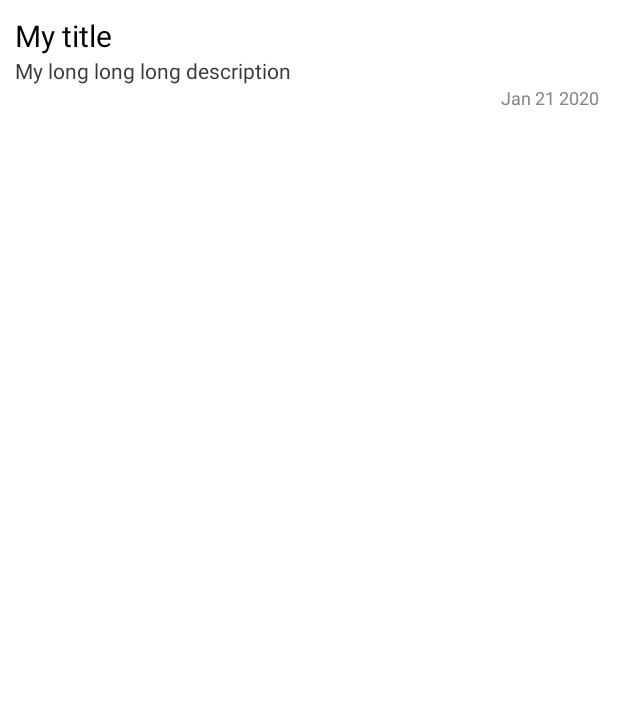
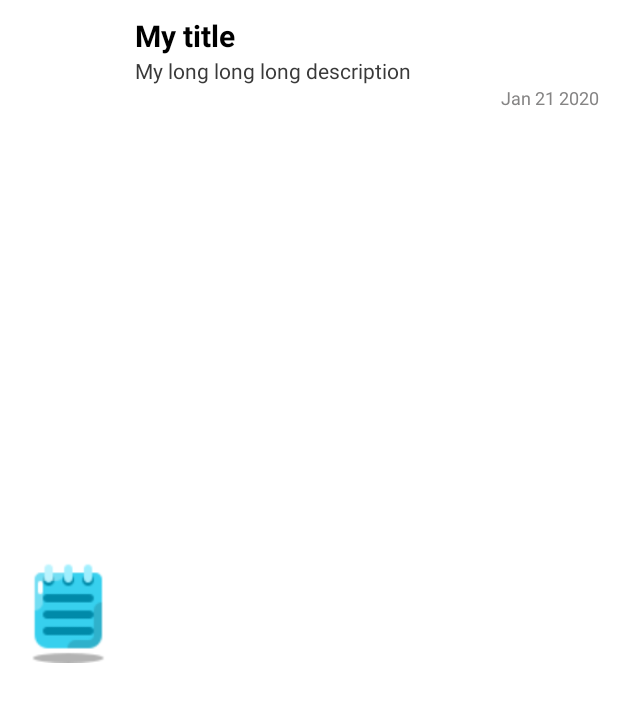
Before and after one commit to vishakhdesai/NotesApp, an Android app: the layout item_view.xml on its own in the app's theme, with its tools: preview values and no code run, on a phone screen of 412 x 824 dp. Shown: the top 702 px of the screen. Run offline under Robolectric (Android 15) with nearby library versions, the phone set to English and light mode, and no system bars.

Commit message:
Image added in item_view

```diff
--- a/app/src/main/res/layout/activity_main.xml
+++ b/app/src/main/res/layout/activity_main.xml
@@ -11,7 +11,7 @@
         android:id="@+id/searchView"
         android:layout_width="match_parent"
         android:layout_height="wrap_content"
-        android:layout_margin="8dp"
+        android:layout_marginBottom="20dp"
         android:layout_alignParentTop="true"
         android:queryHint="Search Notes..."
         android:background="@drawable/search_view_bg"
--- a/app/src/main/res/layout/item_view.xml
+++ b/app/src/main/res/layout/item_view.xml
@@ -6,30 +6,43 @@
     android:layout_marginBottom="10dp"
     android:background="@drawable/rounded_corner"
     xmlns:tools="http://schemas.android.com/tools">
-
+    <LinearLayout
+        android:layout_width="match_parent"
+        android:layout_height="match_parent"
+        android:orientation="horizontal">
+        <ImageView
+            android:layout_gravity="center"
+            android:padding="0dp"
+            android:src="@drawable/notes_icon"
+            android:layout_width="70dp"
+            android:layout_height="70dp" />
+        <LinearLayout
+            android:layout_width="match_parent"
+            android:layout_height="wrap_content"
+            android:orientation="vertical"
+            android:layout_marginLeft="10dp">
             <TextView
                 android:layout_width="match_parent"
                 android:layout_height="wrap_content"
                 android:id="@+id/titleOutput"
                 android:textSize="20dp"
+                android:textStyle="bold"
                 android:textColor="@color/black"
                 tools:text="My title"/>
             <TextView
                 android:layout_width="match_parent"
                 android:layout_height="wrap_content"
                 android:id="@+id/subtitleOutput"
-        android:layout_below="@id/titleOutput"
                 android:textColor="#393939"
                 tools:text="My long long long description"/>
-
             <TextView
                 android:layout_width="match_parent"
                 android:layout_height="wrap_content"
                 android:id="@+id/timeOutput"
-        android:layout_below="@id/subtitleOutput"
                 android:textSize="12dp"
                 android:gravity="end"
                 android:textColor="#858484"
                 tools:text="Jan 21 2020 "/>
-
+        </LinearLayout>
+    </LinearLayout>
 </RelativeLayout>
```
Lines whose indentation alone changed are shown as unchanged.
